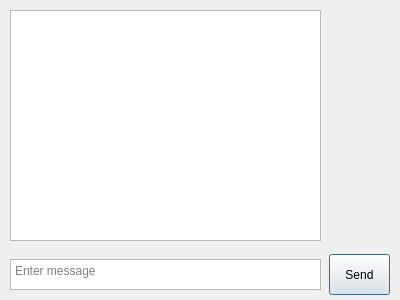
This is dialog.ui in S0rago/UDP_Server as Qt 5 draws it before an edit. The edited form follows.
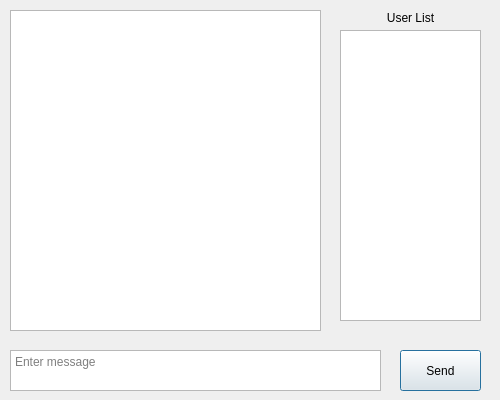
This is the edited form.

Commit message: Added multi-user support, server must wait for first message, added GUI

What changed in the file:
```diff
--- a/dialog.ui
+++ b/dialog.ui
@@ -6,20 +6,20 @@
    <rect>
     <x>0</x>
     <y>0</y>
-    <width>400</width>
-    <height>300</height>
+    <width>500</width>
+    <height>400</height>
    </rect>
   </property>
   <property name="minimumSize">
    <size>
-    <width>400</width>
-    <height>300</height>
+    <width>500</width>
+    <height>400</height>
    </size>
   </property>
   <property name="maximumSize">
    <size>
-    <width>400</width>
-    <height>300</height>
+    <width>500</width>
+    <height>400</height>
    </size>
   </property>
   <property name="windowTitle">
@@ -28,9 +28,9 @@
   <widget class="QPushButton" name="pushButton">
    <property name="geometry">
     <rect>
-     <x>329</x>
-     <y>254</y>
-     <width>61</width>
+     <x>400</x>
+     <y>350</y>
+     <width>81</width>
      <height>41</height>
     </rect>
    </property>
@@ -38,13 +38,13 @@
     <string>Send</string>
    </property>
   </widget>
-  <widget class="QTextEdit" name="logBox">
+  <widget class="QTextBrowser" name="logBox">
    <property name="geometry">
     <rect>
      <x>10</x>
      <y>10</y>
      <width>311</width>
-     <height>231</height>
+     <height>321</height>
     </rect>
    </property>
    <property name="readOnly">
@@ -55,9 +55,9 @@
    <property name="geometry">
     <rect>
      <x>10</x>
-     <y>259</y>
-     <width>311</width>
-     <height>31</height>
+     <y>350</y>
+     <width>371</width>
+     <height>41</height>
     </rect>
    </property>
    <property name="verticalScrollBarPolicy">
@@ -70,6 +70,50 @@
     <string>Enter message</string>
    </property>
   </widget>
+  <widget class="QTextBrowser" name="userListBox">
+   <property name="geometry">
+    <rect>
+     <x>340</x>
+     <y>30</y>
+     <width>141</width>
+     <height>291</height>
+    </rect>
+   </property>
+  </widget>
+  <widget class="QLabel" name="userListLbl">
+   <property name="geometry">
+    <rect>
+     <x>350</x>
+     <y>10</y>
+     <width>121</width>
+     <height>16</height>
+    </rect>
+   </property>
+   <property name="minimumSize">
+    <size>
+     <width>121</width>
+     <height>16</height>
+    </size>
+   </property>
+   <property name="maximumSize">
+    <size>
+     <width>121</width>
+     <height>16</height>
+    </size>
+   </property>
+   <property name="text">
+    <string>User List</string>
+   </property>
+   <property name="textFormat">
+    <enum>Qt::AutoText</enum>
+   </property>
+   <property name="scaledContents">
+    <bool>false</bool>
+   </property>
+   <property name="alignment">
+    <set>Qt::AlignCenter</set>
+   </property>
+  </widget>
  </widget>
  <resources/>
  <connections/>
```
Left out of the diff: 5 changed lines with no effect on the pictures. The commit also changes 7 other files.
